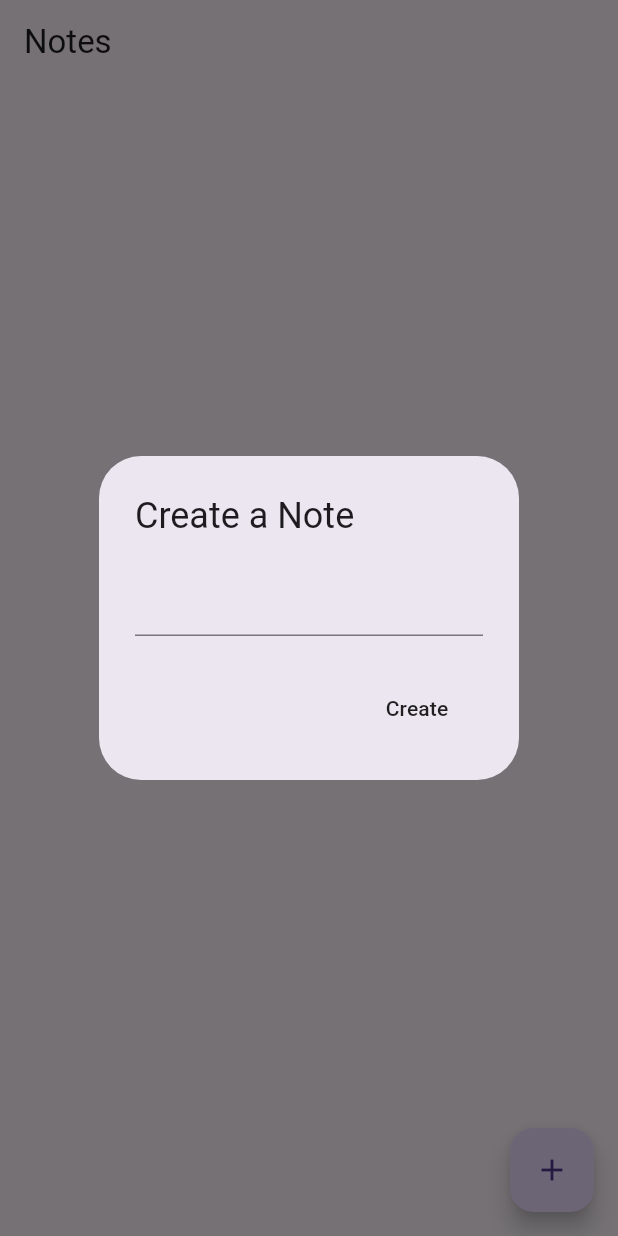
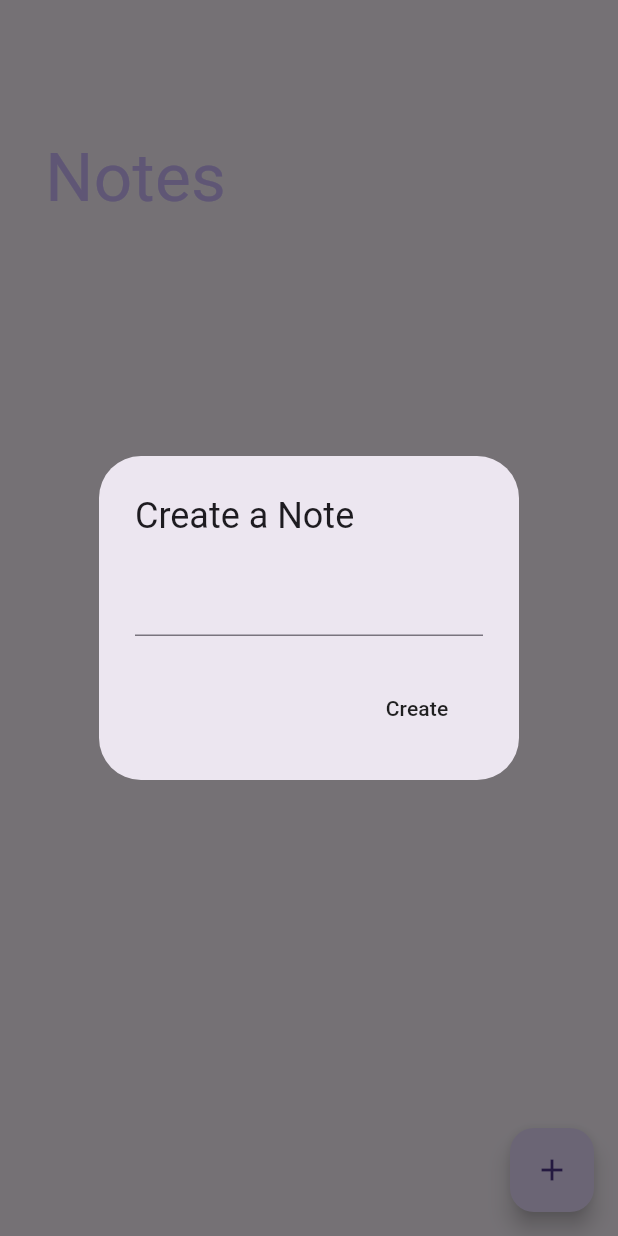
Before and after one commit to Ragnar-dot/FlutterNoteApp, a Flutter app: the screen it shows after launch, after a tap on the "add" icon, on a phone screen of 412 x 824 dp. Run offline on Flutter 3.47's test engine with Material 3 defaults, Android fonts, the phone set to English and light mode, and no system bars; our stand-ins replace google_fonts, isar; accounts and stored records are empty; generated files the repository leaves out were written again.

Commit message:
newupdarte4

```diff
--- a/note_app/lib/lib/pages/notes_page.dart
+++ b/note_app/lib/lib/pages/notes_page.dart
@@ -1,28 +1,27 @@
-import 'package:flutter/material.dart';
-
-import 'package:note_app/models/note.dart';
-import 'package:note_app/models/note_database.dart';
-import 'package:provider/provider.dart';
+import "package:flutter/foundation.dart";
+import "package:flutter/material.dart";
+import "package:google_fonts/google_fonts.dart";
+import "package:isar/isar.dart";
+import "package:note_app/models/note.dart";
+import "package:note_app/models/note_database.dart";
+import "package:path_provider/path_provider.dart";
+import "package:provider/provider.dart";
 
 class NotesPage extends StatefulWidget {
-  const NotesPage ({super.key});
+  const NotesPage({super.key});
 
   @override
   State<NotesPage> createState() => _NotesPageState();
-
 }
 
 class _NotesPageState extends State<NotesPage> {
   final textController = TextEditingController();
 
-
   @override
   void initState() {
     super.initState();
-
     // on app startup, fetch existing notes
     readNotes();
-
   }
 
   // create a note
@@ -35,15 +34,13 @@ void createNote() {
           controller: textController,
         ),
         actions: [
-        //create button
+          // create button
           MaterialButton(
             onPressed: () {
               context.read<NoteDatabase>().addNote(textController.text);
 
               // clear text field
-
               textController.clear();
-
 
               // pop dialog
               Navigator.pop(context);
@@ -53,22 +50,12 @@ void createNote() {
         ],
       ),
     );
-
   }
 
-
-
-
-
-
-
   // read notes
-
   void readNotes() {
     context.read<NoteDatabase>().fetchNotes();
   }
-
-
 
   // update a note
   void updateNote(Note note) {
@@ -84,10 +71,10 @@ void updateNote(Note note) {
           MaterialButton(
             onPressed: () {
               // update note
-            context
-            .read<NoteDatabase>()
-            .updateNote(
-              note.id, textController.text);
+              context.read<NoteDatabase>().updateNote(
+                    note.id,
+                    textController.text,
+                  );
 
               // clear text field
               textController.clear();
@@ -101,49 +88,51 @@ void updateNote(Note note) {
     );
   }
 
-
   // delete a note
-
   void deleteNote (int id) {
-
-  context.read<NoteDatabase>().deleteNote (id);
-
+    context.read<NoteDatabase>().deleteNote(id);
   }
-
 
   @override
   Widget build(BuildContext context) {
-
-
-
     // note database
     final noteDatabase = context.watch<NoteDatabase>();
 
     // current notes
-
-  List<Note> currentNotes = noteDatabase.currentsnotes;
-
+    List<Note> currentNotes = noteDatabase.currentNotes;
 
     return Scaffold(
-      appBar: AppBar(title: const Text("Notes")),
+      appBar: AppBar(
+        elevation: 0,
+        backgroundColor: Colors.transparent,
+      ),
       floatingActionButton: FloatingActionButton(
         onPressed: createNote,
         child: const Icon(Icons.add),
       ),
-      body: ListView.builder(
+      body: Column(
+        crossAxisAlignment: CrossAxisAlignment.start,
+        children: [
+          // Header
+          Padding(
+            padding: const EdgeInsets.all(30.0),
+            child: Text(
+              "Notes",
+              style: GoogleFonts.dmSerifText(
+                fontSize: 45,
+                color: Theme.of(context).colorScheme.inversePrimary,
+              ),
+            ),
+          ),
+          // list of notes
+          Expanded(
+            child: ListView.builder(
               itemCount: currentNotes.length,
               itemBuilder: (context, index) {
                 final note = currentNotes[index];
-
-
-
-
-
-
                 // list title UI
                 return ListTile(
                   title: Text(note.text),
-            // ignore: prefer_const_constructors
                   trailing: Row(
                     mainAxisSize: MainAxisSize.min,
                     children: [
@@ -158,12 +147,13 @@ void deleteNote (int id) {
                         onPressed: () => deleteNote (note.id),
                       ),
                     ],
-
                   ),
                 );
               },
             ),
+          ),
+        ],
+      ),
     );
-
   }
 }
--- a/note_app/lib/models/note_database.dart
+++ b/note_app/lib/models/note_database.dart
@@ -3,11 +3,8 @@ import "package:isar/isar.dart";
 import "package:note_app/models/note.dart";
 import "package:path_provider/path_provider.dart";
 
-
-
 class NoteDatabase extends ChangeNotifier {
   static late Isar isar;
-
 
   // initialize - Database
   static Future<void> init() async {
@@ -19,54 +16,40 @@ class NoteDatabase extends ChangeNotifier {
   }
 
   // list of notes
-  final List<Note> currentsnotes = [];
+  final List<Note> currentNotes = [];
 
   // create - a note and save to database
-  Future<void> addNote (String text) async {
+  Future<void> addNote(String text) async {
     final newNote = Note()..text = text;
-
 
     // save - a note to database
     await isar.writeTxn(() => isar.notes.put(newNote));
 
     // re read - notes from database
-  fetchNotes();
+    await fetchNotes();
+  }
 
-
-
-
-}
   // read - notes from database
   Future<void> fetchNotes() async {
-  List<Note> fetchNotes = await isar.notes.where().findAll();
-  currentsnotes.clear();
-  currentsnotes.addAll(fetchNotes);
+    List<Note> fetchedNotes = await isar.notes.where().findAll();
+    currentNotes.clear();
+    currentNotes.addAll(fetchedNotes);
     notifyListeners();
   }
 
-
-// update -  a note in database
-
-Future<void> updateNote (int id, String newtext) async {
+  // update - a note in database
+  Future<void> updateNote(int id, String newText) async {
     final existingNote = await isar.notes.get(id);
     if (existingNote != null) {
+      existingNote.text = newText; // Update the note text
       await isar.writeTxn(() => isar.notes.put(existingNote));
       await fetchNotes();
-
     }
   }
 
-
-
   // delete - a note from database
-Future<void> deleteNote (int id) async {
+  Future<void> deleteNote(int id) async {
     await isar.writeTxn(() => isar.notes.delete(id));
     await fetchNotes();
-
   }
-
-  static initialize() {}
-
-
-
 }
--- a/note_app/pubspec.yaml
+++ b/note_app/pubspec.yaml
@@ -42,6 +42,7 @@ dependencies:
   theme_tailor: 3.0.1
   flutter_neumorphic: ^3.0.0
   flex_color_scheme: ^7.0.0
+  google_fonts: ^6.2.1
 
 dev_dependencies:
   flutter_test:
```
Also changed, not shown: note_app/pubspec.lock. Lines whose indentation alone changed are shown as unchanged.
